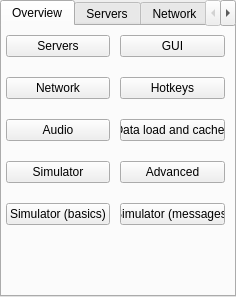
Above: src/blackgui/components/settingscomponent.ui from swift-project/pilotclient before the change. Below: the same form after it.
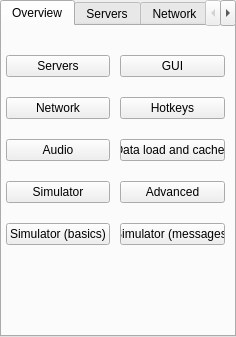
That is the form after the change. Custom widgets are drawn as their Qt base class.

```diff
--- a/src/blackgui/components/settingscomponent.ui
+++ b/src/blackgui/components/settingscomponent.ui
@@ -7,7 +7,7 @@
     <x>0</x>
     <y>0</y>
     <width>236</width>
-    <height>297</height>
+    <height>337</height>
    </rect>
   </property>
   <property name="sizePolicy">
@@ -36,78 +36,78 @@
     <property name="verticalSpacing">
      <number>20</number>
     </property>
-    <item row="0" column="0">
-     <widget class="QPushButton" name="pb_Servers">
-      <property name="text">
-       <string>Servers</string>
-      </property>
-     </widget>
-    </item>
-    <item row="1" column="0">
+    <item row="2" column="0">
      <widget class="QPushButton" name="pb_Network">
       <property name="text">
        <string>Network</string>
       </property>
      </widget>
     </item>
-    <item row="2" column="0">
+    <item row="3" column="0">
      <widget class="QPushButton" name="pb_Audio">
       <property name="text">
        <string>Audio</string>
       </property>
      </widget>
     </item>
-    <item row="3" column="0">
-     <widget class="QPushButton" name="pb_Simulator">
+    <item row="1" column="0">
+     <widget class="QPushButton" name="pb_Servers">
       <property name="text">
-       <string>Simulator</string>
+       <string>Servers</string>
       </property>
      </widget>
     </item>
-    <item row="4" column="0">
-     <widget class="QPushButton" name="pb_SimulatorBasics">
+    <item row="4" column="1">
+     <widget class="QPushButton" name="pb_Advanced">
       <property name="text">
-       <string>Simulator (basics)</string>
+       <string>Advanced</string>
       </property>
      </widget>
     </item>
-    <item row="0" column="1">
+    <item row="1" column="1">
      <widget class="QPushButton" name="pb_Gui">
       <property name="text">
        <string>GUI</string>
       </property>
      </widget>
     </item>
-    <item row="1" column="1">
+    <item row="5" column="0">
+     <widget class="QPushButton" name="pb_SimulatorBasics">
+      <property name="text">
+       <string>Simulator (basics)</string>
+      </property>
+     </widget>
+    </item>
+    <item row="2" column="1">
      <widget class="QPushButton" name="pb_Hotkeys">
       <property name="text">
        <string>Hotkeys</string>
       </property>
      </widget>
     </item>
+    <item row="4" column="0">
+     <widget class="QPushButton" name="pb_Simulator">
+      <property name="text">
+       <string>Simulator</string>
+      </property>
+     </widget>
+    </item>
     <item row="3" column="1">
-     <widget class="QPushButton" name="pb_Advanced">
-      <property name="text">
-       <string>Advanced</string>
-      </property>
-     </widget>
-    </item>
-    <item row="2" column="1">
      <widget class="QPushButton" name="pb_DataLoadAndCaches">
       <property name="text">
        <string>Data load and caches</string>
       </property>
      </widget>
     </item>
-    <item row="4" column="1">
+    <item row="5" column="1">
      <widget class="QPushButton" name="pb_SimulatorMessages">
       <property name="text">
        <string>Simulator (messages)</string>
       </property>
      </widget>
     </item>
-    <item row="5" column="0" colspan="2">
-     <spacer name="vs_Overview">
+    <item row="6" column="0" colspan="2">
+     <spacer name="vs_OverviewBottom">
       <property name="orientation">
        <enum>Qt::Vertical</enum>
       </property>
@@ -119,6 +119,22 @@
       </property>
      </spacer>
     </item>
+    <item row="0" column="0" colspan="2">
+     <spacer name="vs_OverviewTop">
+      <property name="orientation">
+       <enum>Qt::Vertical</enum>
+      </property>
+      <property name="sizeType">
+       <enum>QSizePolicy::Fixed</enum>
+      </property>
+      <property name="sizeHint" stdset="0">
+       <size>
+        <width>40</width>
+        <height>20</height>
+       </size>
+      </property>
+     </spacer>
+    </item>
    </layout>
   </widget>
   <widget class="QWidget" name="tb_SettingsTrafficNetworkServers">
```
Left out of the diff: 2 changed lines with no effect on the pictures.
